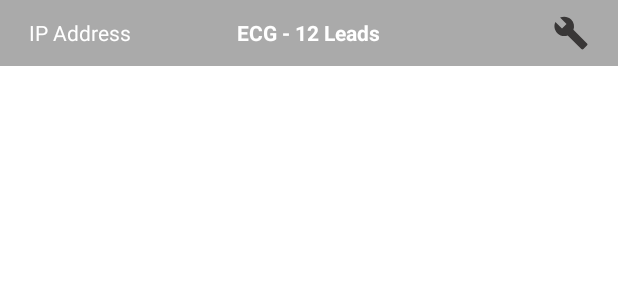
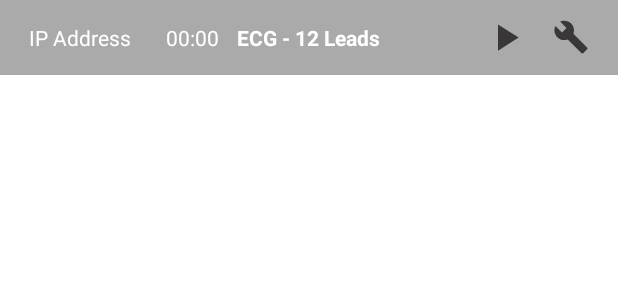
Before and after one commit to be-evispo/AndroidECG, an Android app: the layout toolbar.xml on its own in the app's theme, with its tools: preview values and no code run, on a phone screen of 412 x 824 dp. Shown: the top 300 px of the screen. Run offline under Robolectric (Android 15) with nearby library versions, the phone set to English and light mode, and no system bars.

Commit message:
adding start button and timer to stop at 5 minute

```diff
--- a/app/src/main/java/com/example/myapplication/MainActivity.java
+++ b/app/src/main/java/com/example/myapplication/MainActivity.java
@@ -34,16 +34,14 @@ import okhttp3.Response;
 
 public class MainActivity extends AppCompatActivity implements InputDialog.InputDialogListener {
 
-
-
     String ecg3;
     String ecg2;
     String ecg1;
     double buff;
     double buff2;
     double buff3;
-    String IP;
-    int start;
+    String IP, Time;
+    int start, Sec, Min;
 
     public int i;
     LineChart mChart;
@@ -52,12 +50,15 @@ public class MainActivity extends AppCompatActivity implements InputDialog.Input
 
     Handler handler = new Handler();
     Runnable runnable;
+    Runnable time;
     int delay = 40;
 
     int color[] = {Color.MAGENTA, Color.BLUE, Color.YELLOW, Color.BLACK};
 
     private TextView IPaddrView;
     private ImageView SetIP;
+    private ImageView Start;
+    private TextView TimerView;
 
     @Override
     protected void onCreate(Bundle savedInstanceState) {
@@ -70,7 +71,16 @@ public class MainActivity extends AppCompatActivity implements InputDialog.Input
         setContentView(R.layout.activity_main);
 
         IPaddrView = (TextView) findViewById(R.id.IPaddr);
+        TimerView = (TextView) findViewById(R.id.Timer);
         SetIP = (ImageView) findViewById(R.id.SetIP);
+        Start = (ImageView) findViewById(R.id.Start);
+
+        Start.setOnClickListener(new View.OnClickListener() {
+            @Override
+            public void onClick(View view) {
+                start = 1;
+            }
+        });
         SetIP.setOnClickListener(new View.OnClickListener() {
             @Override
             public void onClick(View view) {
@@ -124,6 +134,16 @@ public class MainActivity extends AppCompatActivity implements InputDialog.Input
 
     }
 
+    public void timer() {
+
+        if (start == 1) {
+            Sec++;
+            if (Sec == 60) {
+                Min++;
+                Sec = 0;
+            }
+        }
+    }
 
     private void addEntry(int input, int ecg3, int color) {
 
@@ -138,13 +158,13 @@ public class MainActivity extends AppCompatActivity implements InputDialog.Input
             ILineDataSet set3 = data.getDataSetByIndex(2);
 
             if (set == null) {
-                set= createSet(color);
+                set = createSet(color);
                 data.addDataSet(set);
 
-                set2= createSet(color);
+                set2 = createSet(color);
                 data2.addDataSet(set2);
 
-                set3= createSet(color);
+                set3 = createSet(color);
                 data3.addDataSet(set3);
             }
 
@@ -170,8 +190,9 @@ public class MainActivity extends AppCompatActivity implements InputDialog.Input
 
     public void openDialog() {
         InputDialog exampleDialog = new InputDialog();
-        exampleDialog.show(getSupportFragmentManager(),"IP Address");
+        exampleDialog.show(getSupportFragmentManager(), "IP Address");
     }
+
 
     private LineDataSet createSet(int color) {
         LineDataSet set;
@@ -297,13 +318,34 @@ public class MainActivity extends AppCompatActivity implements InputDialog.Input
     }
 
     protected void onResume() {
+        handler.postDelayed(time = new Runnable() {
+            public void run() {
+                handler.postDelayed(time, 1000);
+                timer();
+                String sec = String.valueOf(Sec);
+                String min = String.valueOf(Min);
+                if (Sec < 10) {
+                    sec = "0" + Sec;
+                }
+                if (Min < 10) {
+                    min = "0" + Min;
+                }
+                String Time = min + ":" + sec;
+                if (Min > 4) {
+                    Min = 0;
+                    Sec = 0;
+                    start = 0;
+                }
+                TimerView.setText(Time);
+            }
+        }, 1000);
         handler.postDelayed(runnable = new Runnable() {
             public void run() {
                 handler.postDelayed(runnable, delay);
                 //if (start == 1){
-                    data(1,IP,"/ECG1");
-                    data2(2,IP,"/ECG2");
-                    data3(3,IP,"/ECG3");
+                data(1, IP, "/ECG1");
+                data2(2, IP, "/ECG2");
+                data3(3, IP, "/ECG3");
                 //}
             }
         }, delay);
@@ -318,7 +360,6 @@ public class MainActivity extends AppCompatActivity implements InputDialog.Input
     @Override
     public String applyText(String IPaddr) {
         IP = IPaddr;
-        start = 1;
         String s = "/ECG1";
         String f = "http://" + IPaddr + s;
         IPaddrView.setText(IP);
--- /dev/null
+++ b/app/src/main/res/drawable/baseline_play_arrow_24.xml
@@ -0,0 +1,5 @@
+<vector android:height="24dp" android:tint="#393737"
+    android:viewportHeight="24" android:viewportWidth="24"
+    android:width="24dp" xmlns:android="http://schemas.android.com/apk/res/android">
+    <path android:fillColor="@android:color/white" android:pathData="M8,5v14l11,-7z"/>
+</vector>
--- /dev/null
+++ b/app/src/main/res/drawable/start.xml
@@ -0,0 +1,5 @@
+<vector android:height="30dp" android:tint="#393737"
+    android:viewportHeight="24" android:viewportWidth="24"
+    android:width="30dp" xmlns:android="http://schemas.android.com/apk/res/android">
+    <path android:fillColor="@android:color/white" android:pathData="M8,5v14l11,-7z"/>
+</vector>
--- a/app/src/main/res/layout/toolbar.xml
+++ b/app/src/main/res/layout/toolbar.xml
@@ -20,6 +20,14 @@
             android:src="@drawable/setip"
             android:layout_centerVertical="true"/>
 
+        <ImageView
+            android:id="@+id/Start"
+            android:layout_width="wrap_content"
+            android:layout_height="wrap_content"
+            android:layout_alignParentEnd="true"
+            android:layout_marginEnd="50dp"
+            android:src="@drawable/start" />
+
         <TextView
             android:layout_width="wrap_content"
             android:layout_height="wrap_content"
@@ -27,6 +35,16 @@
             android:text="ECG - 12 Leads"
             android:textColor="@color/white"
             android:textStyle="bold" />
+
+        <TextView
+            android:id="@+id/Timer"
+            android:layout_width="wrap_content"
+            android:layout_height="wrap_content"
+            android:layout_centerVertical="true"
+            android:layout_marginStart="23dp"
+            android:layout_toEndOf="@+id/IPaddr"
+            android:text="00:00"
+            android:textColor="@color/white" />
 
         <TextView
             android:id="@+id/IPaddr"
```
